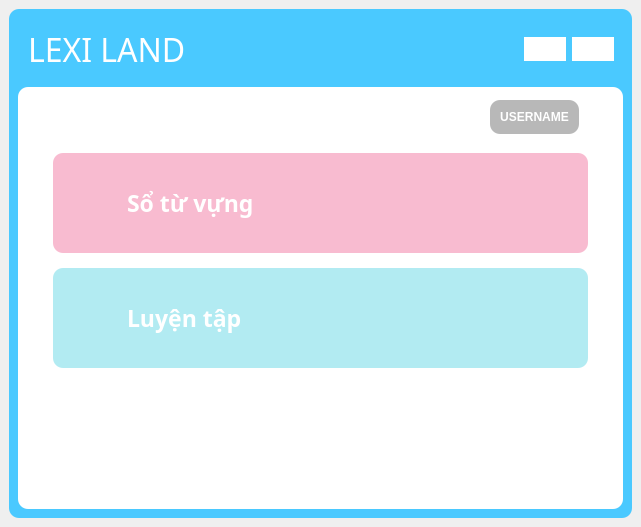
Old version of the form UI/forms/maincreen.ui in the repository yuukun123/LexiLand.
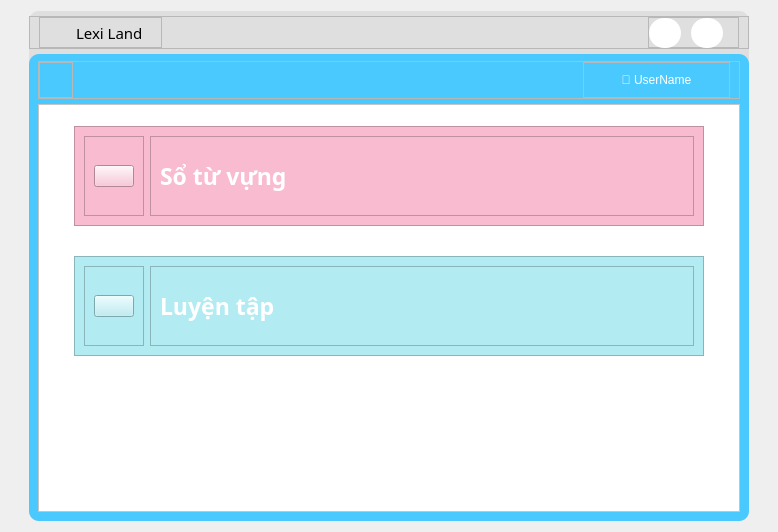
New version of the form. Icons and pictures are not drawn.

What changed in the file:
```diff
--- a/UI/forms/maincreen.ui
+++ b/UI/forms/maincreen.ui
@@ -6,8 +6,8 @@
    <rect>
     <x>0</x>
     <y>0</y>
-    <width>641</width>
-    <height>527</height>
+    <width>778</width>
+    <height>532</height>
    </rect>
   </property>
   <property name="windowTitle">
@@ -19,13 +19,15 @@
      <widget class="QFrame" name="MainFrame">
       <property name="maximumSize">
        <size>
-        <width>623</width>
-        <height>509</height>
+        <width>720</width>
+        <height>510</height>
        </size>
       </property>
       <property name="styleSheet">
-       <string notr="true">background-color: #4ac9ff;
-border-radius:10px;</string>
+       <string notr="true">#MainFrame{
+background-color: rgb(223, 223, 223);
+border-radius:10px;
+}</string>
       </property>
       <property name="frameShape">
        <enum>QFrame::StyledPanel</enum>
@@ -34,18 +36,41 @@
        <enum>QFrame::Raised</enum>
       </property>
       <layout class="QVBoxLayout" name="verticalLayout">
-       <item alignment="Qt::AlignTop">
-        <widget class="QFrame" name="frame_2">
+       <property name="spacing">
+        <number>5</number>
+       </property>
+       <property name="leftMargin">
+        <number>0</number>
+       </property>
+       <property name="topMargin">
+        <number>5</number>
+       </property>
+       <property name="rightMargin">
+        <number>0</number>
+       </property>
+       <property name="bottomMargin">
+        <number>0</number>
+       </property>
+       <item>
+        <widget class="QFrame" name="frame_14">
+         <property name="font">
+          <font>
+           <stylestrategy>PreferDefault</stylestrategy>
+          </font>
+         </property>
+         <property name="contextMenuPolicy">
+          <enum>Qt::DefaultContextMenu</enum>
+         </property>
+         <property name="acceptDrops">
+          <bool>false</bool>
+         </property>
          <property name="frameShape">
           <enum>QFrame::StyledPanel</enum>
          </property>
          <property name="frameShadow">
           <enum>QFrame::Raised</enum>
          </property>
-         <layout class="QHBoxLayout" name="horizontalLayout_2">
-          <property name="leftMargin">
-           <number>0</number>
-          </property>
+         <layout class="QHBoxLayout" name="horizontalLayout_11">
           <property name="topMargin">
            <number>0</number>
           </property>
@@ -53,12 +78,12 @@
            <number>0</number>
           </property>
           <item>
-           <widget class="QFrame" name="frame_5">
-            <property name="sizePolicy">
-             <sizepolicy hsizetype="Expanding" vsizetype="Preferred">
-              <horstretch>0</horstretch>
-              <verstretch>0</verstretch>
-             </sizepolicy>
+           <widget class="QFrame" name="frame_15">
+            <property name="maximumSize">
+             <size>
+              <width>123</width>
+              <height>50</height>
+             </size>
             </property>
             <property name="frameShape">
              <enum>QFrame::StyledPanel</enum>
@@ -66,9 +91,9 @@
             <property name="frameShadow">
              <enum>QFrame::Raised</enum>
             </property>
-            <layout class="QHBoxLayout" name="horizontalLayout_29">
+            <layout class="QHBoxLayout" name="horizontalLayout_12">
              <property name="leftMargin">
-              <number>1</number>
+              <number>0</number>
              </property>
              <property name="topMargin">
               <number>0</number>
@@ -80,37 +105,66 @@
               <number>0</number>
              </property>
              <item>
-              <widget class="QFrame" name="frame_6">
-               <property name="sizePolicy">
-                <sizepolicy hsizetype="Expanding" vsizetype="Preferred">
-                 <horstretch>0</horstretch>
-                 <verstretch>0</verstretch>
-                </sizepolicy>
+              <widget class="QPushButton" name="pushButton_4">
+               <property name="maximumSize">
+                <size>
+                 <width>30</width>
+                 <height>30</height>
+                </size>
                </property>
-               <property name="frameShape">
-                <enum>QFrame::StyledPanel</enum>
+               <property name="focusPolicy">
+                <enum>Qt::NoFocus</enum>
                </property>
-               <property name="frameShadow">
-                <enum>QFrame::Raised</enum>
+               <property name="styleSheet">
+                <string notr="true">border-radius: 10px</string>
                </property>
-               <layout class="QHBoxLayout" name="horizontalLayout_3">
+               <property name="text">
+                <string/>
+               </property>
+               <property name="icon">
+                <iconset>
+                 <normaloff>../icons/lexiland_logo1.png</normaloff>../icons/lexiland_logo1.png</iconset>
+               </property>
+               <property name="iconSize">
+                <size>
+                 <width>34</width>
+                 <height>34</height>
+                </size>
+               </property>
+               <property name="shortcut">
+                <string notr="true"/>
+               </property>
+               <property name="autoRepeat">
+                <bool>true</bool>
+               </property>
+               <property name="autoExclusive">
+                <bool>true</bool>
+               </property>
+               <property name="autoRepeatDelay">
+                <number>300</number>
+               </property>
+               <property name="autoDefault">
+                <bool>true</bool>
+               </property>
+              </widget>
+             </item>
                 <item>
                  <widget class="QLabel" name="label_3">
                   <property name="font">
                    <font>
                     <family>Luckiest Guy</family>
-                    <pointsize>24</pointsize>
+                 <pointsize>11</pointsize>
                     <weight>50</weight>
                     <italic>false</italic>
                     <bold>false</bold>
                    </font>
                   </property>
                   <property name="styleSheet">
-                   <string notr="true">color: rgb(255, 255, 255);
-font: 24pt &quot;Luckiest Guy&quot;;</string>
+                <string notr="true">color: rgb(0, 0, 0);
+font: 11pt &quot;Luckiest Guy&quot;;</string>
                   </property>
                   <property name="text">
-                   <string>LEXI LAND</string>
+                <string>Lexi Land</string>
                   </property>
                  </widget>
                 </item>
@@ -118,43 +172,19 @@
               </widget>
              </item>
              <item alignment="Qt::AlignRight">
-              <widget class="QPushButton" name="HideBtn">
-               <property name="cursor">
-                <cursorShape>PointingHandCursor</cursorShape>
-               </property>
-               <property name="styleSheet">
-                <string notr="true">QPushButton{
-	background-color: rgb(255, 255, 255);
-	border-radius:0px;
-	padding:5px;
-}
-
-QPushButton::hover{
-	
-	background-color: rgb(221, 221, 221);
-	
-}</string>
-               </property>
-               <property name="text">
-                <string/>
-               </property>
-               <property name="icon">
-                <iconset resource="../../resource/resource.qrc">
-                 <normaloff>:/icon/UI/icons/minus.svg</normaloff>:/icon/UI/icons/minus.svg</iconset>
-               </property>
-               <property name="iconSize">
-                <size>
-                 <width>15</width>
-                 <height>15</height>
-                </size>
-               </property>
-              </widget>
-             </item>
-            </layout>
-           </widget>
-          </item>
-          <item>
            <widget class="QFrame" name="frame_4">
+            <property name="minimumSize">
+             <size>
+              <width>0</width>
+              <height>0</height>
+             </size>
+            </property>
+            <property name="maximumSize">
+             <size>
+              <width>16777215</width>
+              <height>31</height>
+             </size>
+            </property>
             <property name="frameShape">
              <enum>QFrame::StyledPanel</enum>
             </property>
@@ -162,6 +192,9 @@
              <enum>QFrame::Raised</enum>
             </property>
             <layout class="QHBoxLayout" name="horizontalLayout_28">
+             <property name="spacing">
+              <number>10</number>
+             </property>
              <property name="leftMargin">
               <number>0</number>
              </property>
@@ -169,27 +202,70 @@
               <number>0</number>
              </property>
              <property name="rightMargin">
-              <number>0</number>
+              <number>15</number>
              </property>
              <property name="bottomMargin">
               <number>0</number>
              </property>
+             <item>
+              <widget class="QPushButton" name="HideBtn">
+               <property name="minimumSize">
+                <size>
+                 <width>30</width>
+                 <height>30</height>
+                </size>
+               </property>
+               <property name="cursor">
+                <cursorShape>PointingHandCursor</cursorShape>
+               </property>
+               <property name="styleSheet">
+                <string notr="true">QPushButton{
+	background-color: rgb(255, 255, 255);
+	border-radius:15px;
+	padding:0px;
+}
+
+QPushButton::hover{
+	
+	background-color: rgb(191, 191, 191);
+	
+}</string>
+               </property>
+               <property name="text">
+                <string/>
+               </property>
+               <property name="icon">
+                <iconset resource="../../resource/resource.qrc">
+                 <normaloff>:/icon/UI/icons/minus.svg</normaloff>:/icon/UI/icons/minus.svg</iconset>
+               </property>
+               <property name="iconSize">
+                <size>
+                 <width>20</width>
+                 <height>20</height>
+                </size>
+               </property>
+              </widget>
+             </item>
              <item>
               <widget class="QPushButton" name="closeBtn">
+               <property name="minimumSize">
+                <size>
+                 <width>30</width>
+                 <height>30</height>
+                </size>
+               </property>
                <property name="cursor">
                 <cursorShape>PointingHandCursor</cursorShape>
                </property>
                <property name="styleSheet">
                 <string notr="true">QPushButton{
 	background-color: rgb(255, 255, 255);
-	border-radius:0px;
-	padding:5px;
+	border-radius:15px;
+	padding:0px;
 }
 
 QPushButton::hover{
-	
-	background-color: rgb(221, 221, 221);
-	
+	background-color: rgb(255, 61, 64);
 }</string>
                </property>
                <property name="text">
@@ -201,9 +277,176 @@
                </property>
                <property name="iconSize">
                 <size>
-                 <width>15</width>
-                 <height>15</height>
+                 <width>20</width>
+                 <height>20</height>
                 </size>
+               </property>
+              </widget>
+             </item>
+            </layout>
+           </widget>
+          </item>
+         </layout>
+        </widget>
+       </item>
+       <item>
+        <widget class="QFrame" name="mainSet">
+         <property name="styleSheet">
+          <string notr="true">#mainSet{
+background-color: #4ac9ff;
+border-radius:10px;
+}</string>
+         </property>
+         <property name="frameShape">
+          <enum>QFrame::StyledPanel</enum>
+         </property>
+         <property name="frameShadow">
+          <enum>QFrame::Raised</enum>
+         </property>
+         <layout class="QVBoxLayout" name="verticalLayout_3">
+          <property name="spacing">
+           <number>5</number>
+          </property>
+          <property name="topMargin">
+           <number>7</number>
+          </property>
+          <item>
+           <widget class="QFrame" name="frame_2">
+            <property name="frameShape">
+             <enum>QFrame::StyledPanel</enum>
+            </property>
+            <property name="frameShadow">
+             <enum>QFrame::Raised</enum>
+            </property>
+            <layout class="QHBoxLayout" name="horizontalLayout_2">
+             <property name="leftMargin">
+              <number>0</number>
+             </property>
+             <property name="topMargin">
+              <number>0</number>
+             </property>
+             <property name="bottomMargin">
+              <number>0</number>
+             </property>
+             <item alignment="Qt::AlignLeft">
+              <widget class="QFrame" name="frame_5">
+               <property name="sizePolicy">
+                <sizepolicy hsizetype="Expanding" vsizetype="Preferred">
+                 <horstretch>0</horstretch>
+                 <verstretch>0</verstretch>
+                </sizepolicy>
+               </property>
+               <property name="minimumSize">
+                <size>
+                 <width>0</width>
+                 <height>0</height>
+                </size>
+               </property>
+               <property name="styleSheet">
+                <string notr="true"/>
+               </property>
+               <property name="frameShape">
+                <enum>QFrame::StyledPanel</enum>
+               </property>
+               <property name="frameShadow">
+                <enum>QFrame::Raised</enum>
+               </property>
+               <layout class="QHBoxLayout" name="horizontalLayout_29">
+                <property name="leftMargin">
+                 <number>0</number>
+                </property>
+                <property name="topMargin">
+                 <number>0</number>
+                </property>
+                <property name="rightMargin">
+                 <number>0</number>
+                </property>
+                <property name="bottomMargin">
+                 <number>0</number>
+                </property>
+                <item>
+                 <widget class="QPushButton" name="go_back">
+                  <property name="minimumSize">
+                   <size>
+                    <width>30</width>
+                    <height>30</height>
+                   </size>
+                  </property>
+                  <property name="styleSheet">
+                   <string notr="true">#go_back{
+	border-radius: 15px;
+	/* background-color: rgb(229, 229, 229); */
+}
+
+#go_back:hover{
+	background-color: rgb(197, 197, 197);
+}</string>
+                  </property>
+                  <property name="text">
+                   <string/>
+                  </property>
+                  <property name="icon">
+                   <iconset>
+                    <normaloff>../icons/arrow-left.svg</normaloff>../icons/arrow-left.svg</iconset>
+                  </property>
+                  <property name="shortcut">
+                   <string/>
+                  </property>
+                 </widget>
+                </item>
+               </layout>
+              </widget>
+             </item>
+             <item alignment="Qt::AlignRight">
+              <widget class="QFrame" name="frame">
+               <property name="frameShape">
+                <enum>QFrame::StyledPanel</enum>
+               </property>
+               <property name="frameShadow">
+                <enum>QFrame::Raised</enum>
+               </property>
+               <layout class="QVBoxLayout" name="verticalLayout_4">
+                <property name="leftMargin">
+                 <number>0</number>
+                </property>
+                <property name="topMargin">
+                 <number>0</number>
+                </property>
+                <property name="rightMargin">
+                 <number>0</number>
+                </property>
+                <property name="bottomMargin">
+                 <number>0</number>
+                </property>
+                <item>
+                 <widget class="QLabel" name="username_label">
+                  <property name="minimumSize">
+                   <size>
+                    <width>145</width>
+                    <height>0</height>
+                   </size>
+                  </property>
+                  <property name="font">
+                   <font>
+                    <pointsize>9</pointsize>
+                   </font>
+                  </property>
+                  <property name="styleSheet">
+                   <string notr="true">/*background-color: rgb(184, 184, 184); */
+color: rgb(255, 255, 255);
+padding:10px 5px;</string>
+                  </property>
+                  <property name="text">
+                   <string>👤 UserName</string>
+                  </property>
+                  <property name="alignment">
+                   <set>Qt::AlignCenter</set>
+                  </property>
+                  <property name="wordWrap">
+                   <bool>true</bool>
+                  </property>
+                  <property name="margin">
+                   <number>0</number>
                </property>
               </widget>
              </item>
@@ -238,7 +481,7 @@
            <number>35</number>
           </property>
           <property name="topMargin">
-           <number>0</number>
+              <number>10</number>
           </property>
           <property name="rightMargin">
            <number>35</number>
@@ -246,49 +489,6 @@
           <property name="bottomMargin">
            <number>144</number>
           </property>
-          <item>
-           <widget class="QFrame" name="frame">
-            <property name="frameShape">
-             <enum>QFrame::StyledPanel</enum>
-            </property>
-            <property name="frameShadow">
-             <enum>QFrame::Raised</enum>
-            </property>
-            <layout class="QHBoxLayout" name="horizontalLayout_10">
-             <property name="leftMargin">
-              <number>9</number>
-             </property>
-             <property name="topMargin">
-              <number>13</number>
-             </property>
-             <property name="bottomMargin">
-              <number>0</number>
-             </property>
-             <item alignment="Qt::AlignRight">
-              <widget class="QPushButton" name="pushButton_3">
-               <property name="font">
-                <font>
-                 <weight>75</weight>
-                 <bold>true</bold>
-                </font>
-               </property>
-               <property name="styleSheet">
-                <string notr="true">background-color: rgb(184, 184, 184);
-color: rgb(255, 255, 255);
-padding:10px;</string>
-               </property>
-               <property name="text">
-                <string>USERNAME</string>
-               </property>
-               <property name="icon">
-                <iconset resource="../../resource/resource.qrc">
-                 <normaloff>:/icon/UI/icons/user-64.ico</normaloff>:/icon/UI/icons/user-64.ico</iconset>
-               </property>
-              </widget>
-             </item>
-            </layout>
-           </widget>
-          </item>
           <item>
            <widget class="QFrame" name="frame_7">
             <property name="minimumSize">
@@ -471,6 +671,9 @@
                   <property name="text">
                    <string>Luyện tập</string>
                   </property>
+                    </widget>
+                   </item>
+                  </layout>
                  </widget>
                 </item>
                </layout>
```
Lines whose indentation alone changed are shown as unchanged.
